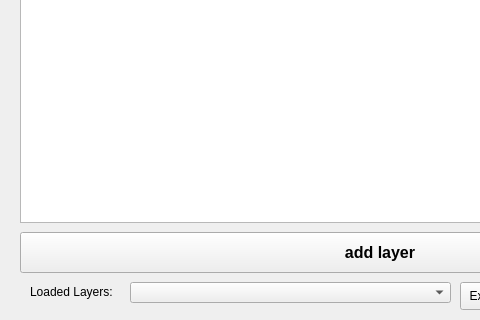
Above: sparql_unicorn/sparql_unicorn_dialog_base.ui from sparqlunicorn/sparqlunicornGoesGIS before the change; both pictures show x 0 to 480 and y 338 to 658 of the 758 by 658 pixel window. Below: the same form after it.
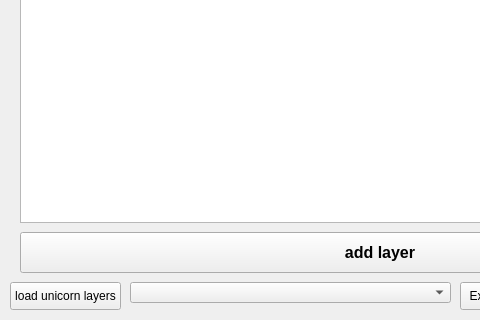
That is the form after the change.

Diff of the .ui file:
```diff
--- a/sparql_unicorn/sparql_unicorn_dialog_base.ui
+++ b/sparql_unicorn/sparql_unicorn_dialog_base.ui
@@ -194,17 +194,17 @@
     </rect>
    </property>
   </widget>
-  <widget class="QLabel" name="label_5">
+  <widget class="QPushButton" name="btn_loadunicornlayers">
    <property name="geometry">
     <rect>
-     <x>30</x>
+     <x>10</x>
      <y>620</y>
-     <width>91</width>
-     <height>20</height>
+     <width>111</width>
+     <height>28</height>
     </rect>
    </property>
    <property name="text">
-    <string>Loaded Layers:</string>
+    <string>load unicorn layers</string>
    </property>
   </widget>
  </widget>
```
